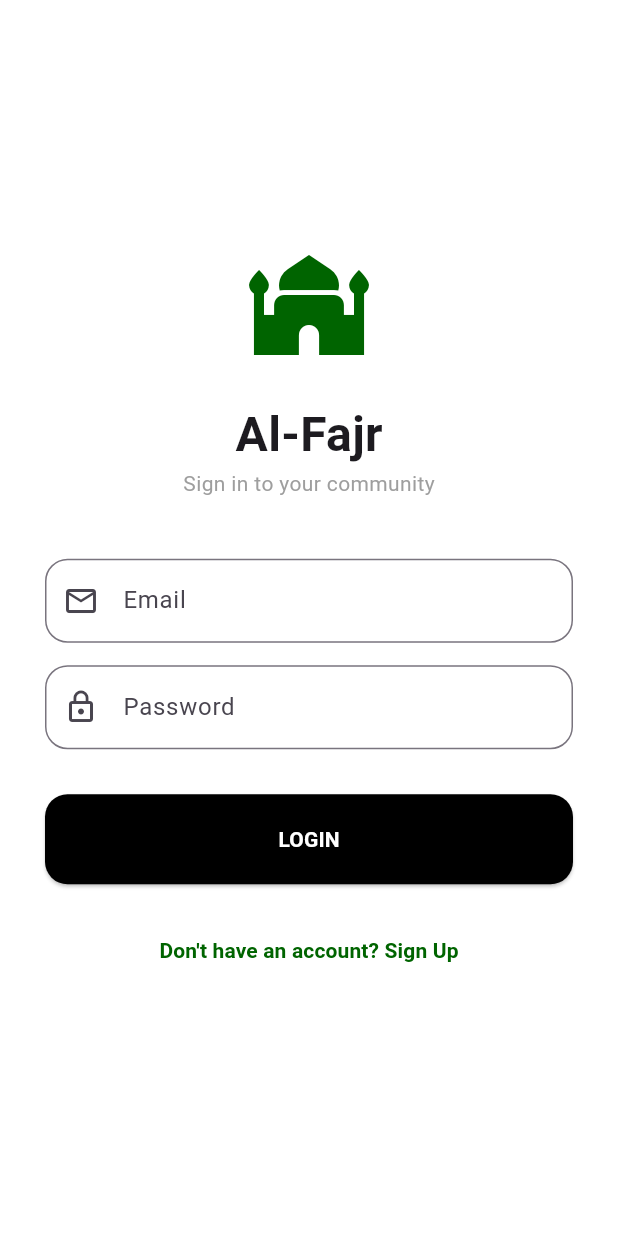
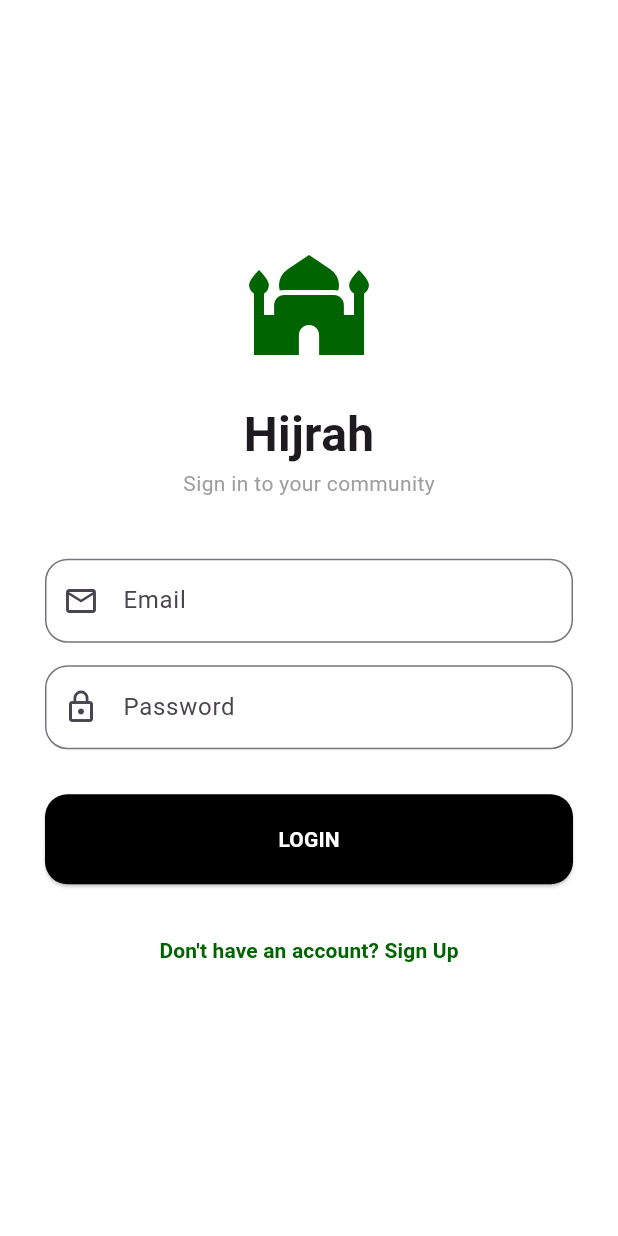
Before and after one commit to Hariz23/Al-Fajr, a Flutter app: the screen it shows after launch, on a phone screen of 412 x 824 dp. Run offline on Flutter 3.47's test engine with Material 3 defaults, Android fonts, the phone set to English and light mode, and no system bars; our stand-ins replace cloud_firestore, firebase_auth, firebase_core, flutter_local_notifications, flutter_timezone, geolocator and 5 more; missing offline and left inert: flutter_qiblah, islamic_hijri_calendar; accounts and stored records are empty.

Commit message:
Name changed to hijrah

```diff
--- a/lib/home_screen.dart
+++ b/lib/home_screen.dart
@@ -187,7 +187,7 @@ class _HomeScreenState extends State<HomeScreen> {
   Widget _buildHeader(LanguageProvider lang, String? masjidName) {
     String mainTitle = (masjidName != null && masjidName.isNotEmpty)
         ? masjidName
-        : lang.getText("Welcome to Al-Fajr", "Selamat Datang ke Al-Fajr");
+        : lang.getText("Welcome to Hijrah", "Selamat Datang ke Hijrah");
 
     return Container(
       padding: const EdgeInsets.only(top: 60, bottom: 30, left: 25, right: 25),
--- a/lib/login_screen.dart
+++ b/lib/login_screen.dart
@@ -66,7 +66,7 @@ class _LoginScreenState extends State<LoginScreen> {
               children: [
                 const Icon(Icons.mosque, size: 80, color: AppTheme.primaryGreen),
                 const SizedBox(height: 20),
-                const Text("Al-Fajr", style: TextStyle(fontSize: 32, fontWeight: FontWeight.bold)),
+                const Text("Hijrah", style: TextStyle(fontSize: 32, fontWeight: FontWeight.bold)),
                 Text(
                   lang.getText("Sign in to your community", "Log masuk ke komuniti anda"),
                   style: const TextStyle(color: Colors.grey)
```
Also changed, not shown: 1 other file.
